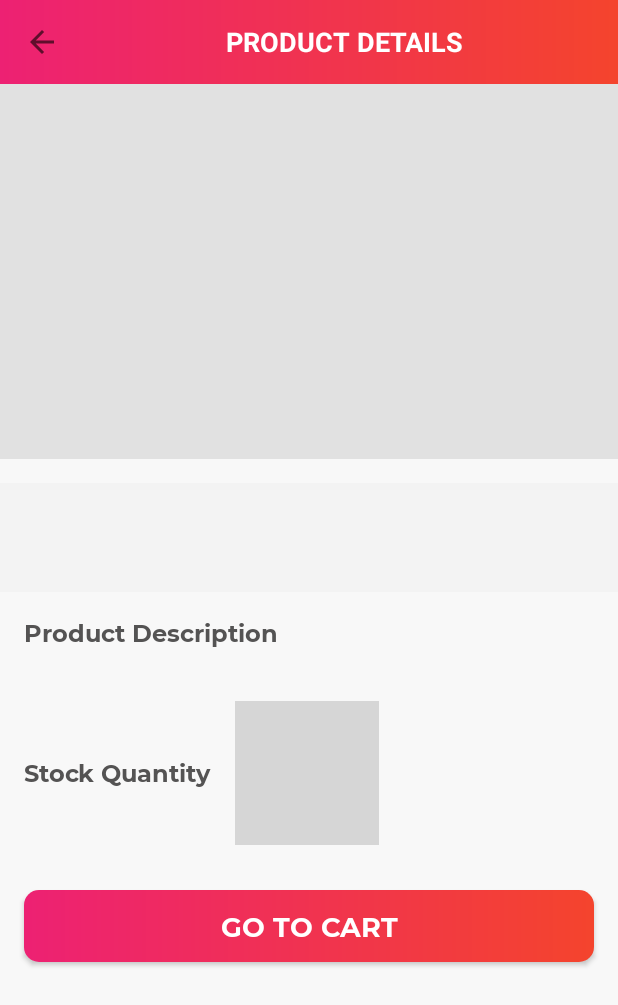
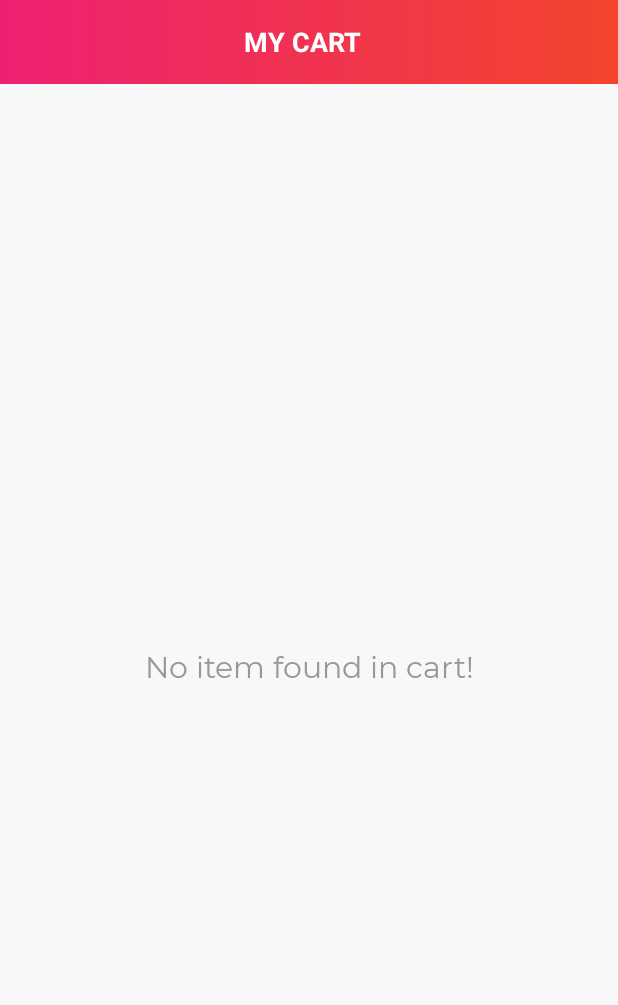
Before and after one commit to kuluruvineeth/AgriShopping, an Android app: the ProductsDetailActivity screen opened directly, with no data from a screen before it, after a tap on "GO TO CART", on a phone screen of 412 x 824 dp. Shown: the top 1005 px of the screen. Run offline under Robolectric (Android 15) with nearby library versions, the phone set to English and light mode, and no system bars; our stand-ins replace Firebase (no records; nobody signed in at launch, a user with empty details on screens opened directly); 1 other tap on this screen came first; grey boxes are pictures that could not be loaded.

Commit message:
prepared the cart UI and moving to it.

```diff
--- a/app/src/main/AndroidManifest.xml
+++ b/app/src/main/AndroidManifest.xml
@@ -12,11 +12,15 @@
         android:supportsRtl="true"
         android:theme="@style/Theme.AgriShopping">
         <activity
+            android:name=".ui.activities.CartListActivity"
+            android:screenOrientation="portrait"
+            android:theme="@style/Theme.AgriShopping.NoActionBar"
+            android:exported="false" />
+        <activity
             android:name=".ui.activities.ProductsDetailActivity"
             android:exported="false"
             android:screenOrientation="portrait"
-            android:theme="@style/Theme.AgriShopping.NoActionBar"
-            />
+            android:theme="@style/Theme.AgriShopping.NoActionBar" />
         <activity
             android:name=".ui.activities.AddProductActivity"
             android:exported="false"
--- /dev/null
+++ b/app/src/main/java/com/kuluruvineeth/agrishopping/ui/activities/CartListActivity.kt
@@ -0,0 +1,12 @@
+package com.kuluruvineeth.agrishopping.ui.activities
+
+import androidx.appcompat.app.AppCompatActivity
+import android.os.Bundle
+import com.kuluruvineeth.agrishopping.R
+
+class CartListActivity : AppCompatActivity() {
+    override fun onCreate(savedInstanceState: Bundle?) {
+        super.onCreate(savedInstanceState)
+        setContentView(R.layout.activity_cart_list)
+    }
+}
--- a/app/src/main/java/com/kuluruvineeth/agrishopping/ui/activities/ProductsDetailActivity.kt
+++ b/app/src/main/java/com/kuluruvineeth/agrishopping/ui/activities/ProductsDetailActivity.kt
@@ -1,5 +1,6 @@
 package com.kuluruvineeth.agrishopping.ui.activities
 
+import android.content.Intent
 import androidx.appcompat.app.AppCompatActivity
 import android.os.Bundle
 import android.util.Log
@@ -112,6 +113,9 @@ class ProductsDetailActivity : BaseActivity(),View.OnClickListener {
                 R.id.btn_add_to_cart -> {
                     addToCart()
                 }
+                R.id.btn_go_to_cart -> {
+                    startActivity(Intent(this,CartListActivity::class.java))
+                }
             }
         }
     }
--- a/app/src/main/java/com/kuluruvineeth/agrishopping/ui/fragments/DashboardFragment.kt
+++ b/app/src/main/java/com/kuluruvineeth/agrishopping/ui/fragments/DashboardFragment.kt
@@ -14,6 +14,7 @@ import com.kuluruvineeth.agrishopping.R
 import com.kuluruvineeth.agrishopping.databinding.FragmentDashboardBinding
 import com.kuluruvineeth.agrishopping.firestore.FirestoreClass
 import com.kuluruvineeth.agrishopping.models.Product
+import com.kuluruvineeth.agrishopping.ui.activities.CartListActivity
 import com.kuluruvineeth.agrishopping.ui.activities.ProductsDetailActivity
 import com.kuluruvineeth.agrishopping.ui.activities.SettingsActivity
 import com.kuluruvineeth.agrishopping.ui.adapters.DashboardItemsListAdapter
@@ -67,6 +68,10 @@ class DashboardFragment : BaseFragment() {
                 startActivity(Intent(activity, SettingsActivity::class.java))
                 return true
             }
+            R.id.action_cart -> {
+                startActivity(Intent(activity,CartListActivity::class.java))
+                return true
+            }
         }
         return super.onOptionsItemSelected(item)
     }
--- /dev/null
+++ b/app/src/main/res/drawable/ic_vector_cart.xml
@@ -0,0 +1,10 @@
+<vector xmlns:android="http://schemas.android.com/apk/res/android"
+    android:width="24dp"
+    android:height="24dp"
+    android:viewportWidth="24"
+    android:viewportHeight="24"
+    android:tint="?attr/colorControlNormal">
+  <path
+      android:fillColor="@android:color/white"
+      android:pathData="M7,18c-1.1,0 -1.99,0.9 -1.99,2S5.9,22 7,22s2,-0.9 2,-2 -0.9,-2 -2,-2zM1,2v2h2l3.6,7.59 -1.35,2.45c-0.16,0.28 -0.25,0.61 -0.25,0.96 0,1.1 0.9,2 2,2h12v-2L7.42,15c-0.14,0 -0.25,-0.11 -0.25,-0.25l0.03,-0.12 0.9,-1.63h7.45c0.75,0 1.41,-0.41 1.75,-1.03l3.58,-6.49c0.08,-0.14 0.12,-0.31 0.12,-0.48 0,-0.55 -0.45,-1 -1,-1L5.21,4l-0.94,-2L1,2zM17,18c-1.1,0 -1.99,0.9 -1.99,2s0.89,2 1.99,2 2,-0.9 2,-2 -0.9,-2 -2,-2z"/>
+</vector>
--- /dev/null
+++ b/app/src/main/res/layout/activity_cart_list.xml
@@ -0,0 +1,164 @@
+<?xml version="1.0" encoding="utf-8"?>
+<androidx.constraintlayout.widget.ConstraintLayout xmlns:android="http://schemas.android.com/apk/res/android"
+    xmlns:app="http://schemas.android.com/apk/res-auto"
+    xmlns:tools="http://schemas.android.com/tools"
+    android:layout_width="match_parent"
+    android:layout_height="match_parent"
+    android:background="@color/colorOffWhite"
+    tools:context=".ui.activities.CartListActivity">
+
+    <androidx.appcompat.widget.Toolbar
+        android:id="@+id/toolbar_cart_list_activity"
+        android:layout_width="match_parent"
+        android:layout_height="?attr/actionBarSize"
+        android:background="@drawable/app_gradient_color_background"
+        app:layout_constraintEnd_toEndOf="parent"
+        app:layout_constraintStart_toStartOf="parent"
+        app:layout_constraintTop_toTopOf="parent">
+
+        <TextView
+            android:id="@+id/tv_title"
+            android:layout_width="match_parent"
+            android:layout_height="match_parent"
+            android:gravity="center"
+            android:paddingStart="@dimen/toolbar_title_paddingStart"
+            android:paddingEnd="0dp"
+            android:text="@string/title_my_cart"
+            android:textColor="@color/white"
+            android:textSize="@dimen/toolbar_title_text_size"
+            android:textStyle="bold" />
+
+    </androidx.appcompat.widget.Toolbar>
+
+    <androidx.recyclerview.widget.RecyclerView
+        android:id="@+id/rv_cart_items_list"
+        android:layout_width="0dp"
+        android:layout_height="0dp"
+        android:layout_marginTop="@dimen/rv_cart_items_marginTop"
+        android:visibility="gone"
+        app:layout_constraintBottom_toTopOf="@id/ll_checkout"
+        app:layout_constraintEnd_toEndOf="parent"
+        app:layout_constraintStart_toStartOf="parent"
+        app:layout_constraintTop_toBottomOf="@id/toolbar_cart_list_activity" />
+
+    <com.kuluruvineeth.agrishopping.utils.MSPTextView
+        android:id="@+id/tv_no_cart_item_found"
+        android:layout_width="match_parent"
+        android:layout_height="wrap_content"
+        android:layout_marginStart="8dp"
+        android:layout_marginTop="8dp"
+        android:layout_marginEnd="8dp"
+        android:text="@string/no_cart_item_found"
+        android:textAlignment="center"
+        android:textColor="@color/colorSecondaryText"
+        android:textSize="@dimen/no_data_found_textSize"
+        app:layout_constraintBottom_toTopOf="@id/ll_checkout"
+        app:layout_constraintEnd_toEndOf="parent"
+        app:layout_constraintStart_toStartOf="parent"
+        app:layout_constraintTop_toBottomOf="@id/toolbar_cart_list_activity" />
+
+    <LinearLayout
+        android:id="@+id/ll_checkout"
+        android:layout_width="match_parent"
+        android:layout_height="wrap_content"
+        android:background="@color/white"
+        android:orientation="vertical"
+        android:padding="@dimen/ll_checkout_padding"
+        android:visibility="gone"
+        app:layout_constraintBottom_toBottomOf="parent"
+        app:layout_constraintEnd_toEndOf="parent"
+        app:layout_constraintStart_toStartOf="parent"
+        tools:visibility="visible">
+
+        <LinearLayout
+            android:layout_width="match_parent"
+            android:layout_height="wrap_content"
+            android:orientation="horizontal">
+
+            <com.kuluruvineeth.agrishopping.utils.MSPTextView
+                android:layout_width="0dp"
+                android:layout_height="wrap_content"
+                android:layout_weight="1"
+                android:text="@string/lbl_subtotal"
+                android:textColor="@color/colorDarkGrey"
+                android:textSize="@dimen/checkout_label_value_textSize" />
+
+            <com.kuluruvineeth.agrishopping.utils.MSPTextView
+                android:id="@+id/tv_sub_total"
+                android:layout_width="wrap_content"
+                android:layout_height="wrap_content"
+                android:textAlignment="center"
+                android:textColor="@color/colorSecondaryText"
+                android:textSize="@dimen/checkout_label_value_textSize"
+                tools:text="$100" />
+        </LinearLayout>
+
+        <LinearLayout
+            android:layout_width="match_parent"
+            android:layout_height="wrap_content"
+            android:orientation="horizontal">
+
+            <com.kuluruvineeth.agrishopping.utils.MSPTextView
+                android:layout_width="0dp"
+                android:layout_height="wrap_content"
+                android:layout_weight="1"
+                android:text="@string/lbl_shipping_charge"
+                android:textColor="@color/colorDarkGrey"
+                android:textSize="@dimen/checkout_label_value_textSize" />
+
+            <com.kuluruvineeth.agrishopping.utils.MSPTextView
+                android:id="@+id/tv_shipping_charge"
+                android:layout_width="wrap_content"
+                android:layout_height="wrap_content"
+                android:textAlignment="center"
+                android:textColor="@color/colorSecondaryText"
+                android:textSize="@dimen/checkout_label_value_textSize"
+                tools:text="$10" />
+        </LinearLayout>
+
+        <LinearLayout
+            android:layout_width="match_parent"
+            android:layout_height="wrap_content"
+            android:orientation="horizontal">
+
+            <com.kuluruvineeth.agrishopping.utils.MSPTextViewBold
+                android:layout_width="0dp"
+                android:layout_height="wrap_content"
+                android:layout_weight="1"
+                android:text="@string/lbl_total_amount"
+                android:textColor="@color/colorDarkGrey"
+                android:textSize="@dimen/checkout_label_value_textSize" />
+
+            <com.kuluruvineeth.agrishopping.utils.MSPTextViewBold
+                android:id="@+id/tv_total_amount"
+                android:layout_width="wrap_content"
+                android:layout_height="wrap_content"
+                android:textAlignment="center"
+                android:textColor="@color/colorDarkGrey"
+                android:textSize="@dimen/checkout_label_value_textSize"
+                tools:text="$110" />
+        </LinearLayout>
+
+        <com.kuluruvineeth.agrishopping.utils.MSPButton
+            android:id="@+id/btn_checkout"
+            android:layout_width="match_parent"
+            android:layout_height="wrap_content"
+            android:layout_gravity="center"
+            android:layout_marginStart="16dp"
+            android:layout_marginTop="30dp"
+            android:layout_marginEnd="16dp"
+            android:background="@drawable/button_background"
+            android:foreground="?attr/selectableItemBackground"
+            android:gravity="center"
+            android:paddingTop="@dimen/btn_padding"
+            android:paddingBottom="@dimen/btn_padding"
+            android:text="@string/btn_lbl_checkout"
+            android:textColor="@android:color/white"
+            android:textSize="@dimen/btn_textSize"
+            app:layout_constraintEnd_toEndOf="parent"
+            app:layout_constraintStart_toStartOf="parent"
+            app:layout_constraintTop_toBottomOf="@id/ll_terms_and_condition" />
+
+    </LinearLayout>
+
+</androidx.constraintlayout.widget.ConstraintLayout>
--- a/app/src/main/res/menu/dashboard_menu.xml
+++ b/app/src/main/res/menu/dashboard_menu.xml
@@ -1,6 +1,11 @@
 <?xml version="1.0" encoding="utf-8"?>
 <menu xmlns:android="http://schemas.android.com/apk/res/android"
     xmlns:app="http://schemas.android.com/apk/res-auto">
+    <item
+        android:id="@+id/action_cart"
+        android:icon="@drawable/ic_vector_cart"
+        android:title="@string/action_settings"
+        app:showAsAction="always"/>
     <item
         android:id="@+id/action_settings"
         android:icon="@drawable/ic_vector_settings"
--- a/app/src/main/res/values/dimens.xml
+++ b/app/src/main/res/values/dimens.xml
@@ -100,4 +100,8 @@
     <dimen name="product_details_stock_quantity_paddingTopBottom">5dp</dimen>
     <dimen name="product_details_description_textSize">14sp</dimen>
     <dimen name="product_details_stock_quantity_textSize">16sp</dimen>
+
+    <dimen name="rv_cart_items_marginTop">16dp</dimen>
+    <dimen name="ll_checkout_padding">16dp</dimen>
+    <dimen name="checkout_label_value_textSize">18sp</dimen>
 </resources>
--- a/app/src/main/res/values/strings.xml
+++ b/app/src/main/res/values/strings.xml
@@ -95,4 +95,12 @@
     <string name="success_message_item_added_to_cart">Product was added to your cart</string>
 
     <string name="btn_lbl_go_to_cart">GO TO CART</string>
+
+    <string name="title_my_cart">MY CART</string>
+    <string name="no_cart_item_found">No item found in cart!</string>
+    <string name="lbl_subtotal">Subtotal</string>
+    <string name="lbl_shipping_charge">Shipping Charge</string>
+    <string name="lbl_total_amount">Total Amount</string>
+    <string name="btn_lbl_checkout">Checkout</string>
+    <string name="action_cart">My Cart</string>
 </resources>
```
